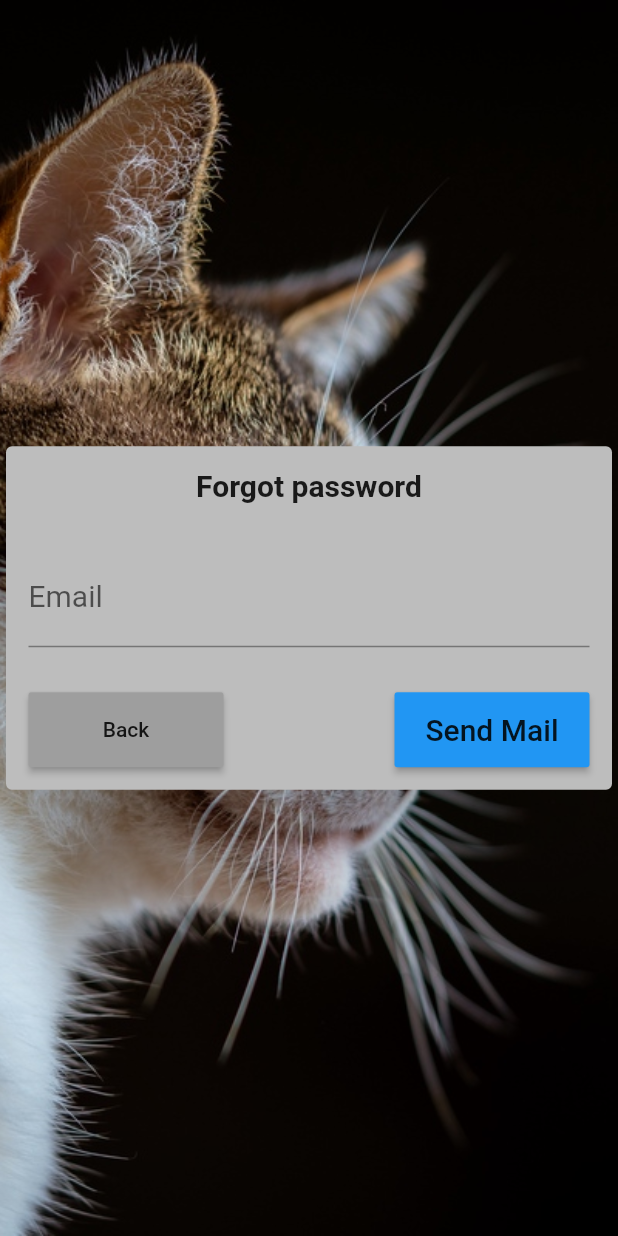
After one commit to 6Niners/Purr, a Flutter app: the ForgotpasswordPage screen opened directly, on a phone screen of 412 x 824 dp. The commit adds this screen. Run offline on Flutter 3.47's test engine with Material 2 defaults, Android fonts, the phone set to English and light mode, and no system bars; our stand-ins replace email_validator, firebase_auth, firebase_core, flutter_tindercard, fluttertoast, get; accounts and stored records are empty.

Commit message:
added the error message forgot_password page and done with the code

```diff
--- a/lib/Registration/RegistrationController.dart
+++ b/lib/Registration/RegistrationController.dart
@@ -45,12 +45,28 @@ Future<void> signUp(String email,String password) async {
     } else if (e.code == 'email-already-in-use'){
       print('This email is already in use, try to sign in instead');
       ShowToast('This email is already in use, try to sign in instead',Background_color: Colors.red);
-    }
+    }else{
+      ShowToast(e.message,Background_color: Colors.red);}
+
   } catch(e){
     print(e.toString());
   }
 }
 
+  Future<void> forgotpassword(String email) async {
+    try {
+      await FirebaseAuth.instance
+          .sendPasswordResetEmail(email: email);
+      ShowToast("Reset password link has sent your mail please use it to change the password.",Background_color: Colors.blue);
+    } on FirebaseAuthException catch(e){
+      print(e.code);
+      if (e.code == 'user-not-found'){
 
+        ShowToast('There is no user with that email',Background_color: Colors.red);
+      }
+      else{
+      ShowToast(e.message,Background_color: Colors.red);}
+  }
+  }
 
 }
--- /dev/null
+++ b/lib/Registration/forgot_password.dart
@@ -0,0 +1,114 @@
+import 'package:email_validator/email_validator.dart';
+import 'package:flutter/material.dart';
+import 'package:get/get.dart';
+import 'package:purr/Registration/RegistrationController.dart';
+
+class ForgotpasswordPage extends StatefulWidget {
+  ForgotpasswordPage({Key key, this.title}) : super(key: key);
+  final String title;
+
+  @override
+  ForgotpasswordPageState createState() => ForgotpasswordPageState();
+}
+
+class ForgotpasswordPageState extends State<ForgotpasswordPage> {
+
+  TextEditingController _email=TextEditingController();
+  TextEditingController _password=TextEditingController();
+  final GlobalKey<FormState> _formKey = GlobalKey<FormState>();
+  RegistrationController CONT=Get.find();
+  @override
+  Widget build(BuildContext context) {
+    return Container(
+        decoration: BoxDecoration(
+            image: DecorationImage(
+                image: AssetImage("assets/wallpaper-cat.jpg"), fit: BoxFit.cover)),
+        child: Scaffold(
+            backgroundColor: Colors.transparent,
+            body: Form(
+                key: _formKey,
+                child: Center(
+                  child: Card(
+                    color: Colors.grey[400],
+                    elevation: 30,
+
+                    child: Column(
+                        mainAxisSize: MainAxisSize.min,
+                        crossAxisAlignment: CrossAxisAlignment.stretch,
+                        mainAxisAlignment: MainAxisAlignment.center,
+
+                        children: <Widget>[
+                          Center(
+                            child: Container(
+                                padding: EdgeInsets.all(10),
+                                margin: EdgeInsets.all(5),
+                                child: Text(widget.title,style: TextStyle(fontSize: 20,fontWeight: FontWeight.bold),)),
+                          ),
+                          Container(
+                            padding: EdgeInsets.all(10),
+                            margin: EdgeInsets.all(5),
+                            child: TextFormField(
+                                validator: (input) {
+                                  if (!EmailValidator.validate(input)) {
+                                    return 'Please type a valid Email';
+                                  }
+                                  return null;
+                                },
+                                controller: _email,
+                                style: TextStyle(fontSize: 20),
+                                autovalidateMode: AutovalidateMode.onUserInteraction,
+                                decoration: InputDecoration(
+                                    labelText: 'Email'
+                                )
+                            ),
+                          ),
+                          Row(
+                            mainAxisAlignment: MainAxisAlignment.spaceBetween,
+                            children: [
+                              Container(
+                                padding: EdgeInsets.all(10),
+                                margin: EdgeInsets.all(5),
+                                width: 150,
+                                height: 70,
+                                child: RaisedButton(
+                                  color: Colors.grey,
+                                  onPressed: () async {
+                                    Get.back();
+                                  },
+                                  child: Text('Back'),
+                                ),
+                              ),
+                              Container(
+                                padding: EdgeInsets.all(10),
+                                margin: EdgeInsets.all(5),
+                                width: 150,
+                                height: 70,
+
+                                child: RaisedButton(
+                                  color: Colors.blue,
+                                  onPressed: () async {
+                                    //print("in");
+                                    if (_formKey.currentState.validate()) {
+                                      await CONT.forgotpassword(_email.text);
+                                  }
+                                  },
+                                  child: Text('Send Mail',style: TextStyle(fontSize: 20,))
+                                ),
+                              ),
+
+                            ],
+                          ),
+
+                        ]
+                    ),
+                  ),
+                )
+            ))
+    );
+  }
+
+
+
+
+
+}
--- a/lib/Registration/sign_in.dart
+++ b/lib/Registration/sign_in.dart
@@ -2,6 +2,7 @@ import 'package:email_validator/email_validator.dart';
 import 'package:flutter/material.dart';
 import 'package:get/get.dart';
 import 'package:purr/Registration/RegistrationController.dart';
+import 'package:purr/Registration/forgot_password.dart';
 
 class LoginPage extends StatefulWidget {
   LoginPage({Key key, this.title}) : super(key: key);
@@ -82,6 +83,17 @@ class LoginPageState extends State<LoginPage> {
                           obscureText: true,
                         ),
                       ),
+                      Center(
+                        child: GestureDetector(
+                          onTap: () {
+                            Get.to(ForgotpasswordPage(title: 'Forgot password'));
+                          },
+                          child: new Text(
+                            'Forgot Password',
+                            style: TextStyle(color: Colors.blue),
+                          ),
+                        ),
+                      ),
                       Row(
                         mainAxisAlignment: MainAxisAlignment.spaceBetween,
                         children: [
@@ -113,7 +125,8 @@ class LoginPageState extends State<LoginPage> {
                               },
                               child: Text('Sign In',style: TextStyle(fontSize: 20,)),
                             ),
-                          )
+                          ),
+
                         ],
                       ),
 
--- a/lib/main.dart
+++ b/lib/main.dart
@@ -1,6 +1,7 @@
 import 'package:flutter/material.dart';
 import 'package:get/get.dart';
 import 'package:purr/MainPage/MainPage.dart';
+import 'package:purr/Registration/forgot_password.dart';
 import 'package:purr/Registration/sign_in.dart';
 import 'package:purr/Registration/sign_up.dart';
 
@@ -44,6 +45,7 @@ class ListOfPages extends StatelessWidget {
         PageButton(MainPage(),"Main Page"),
         PageButton(LoginPage(title: 'Sign In'),"Login Page"),
         PageButton(SignUpPage(title: 'Sign Up'),"Sign Up Page"),
+        PageButton(ForgotpasswordPage(title: 'Forgot password'),"Forgot password"),
           ],
         ),
       ),
```
